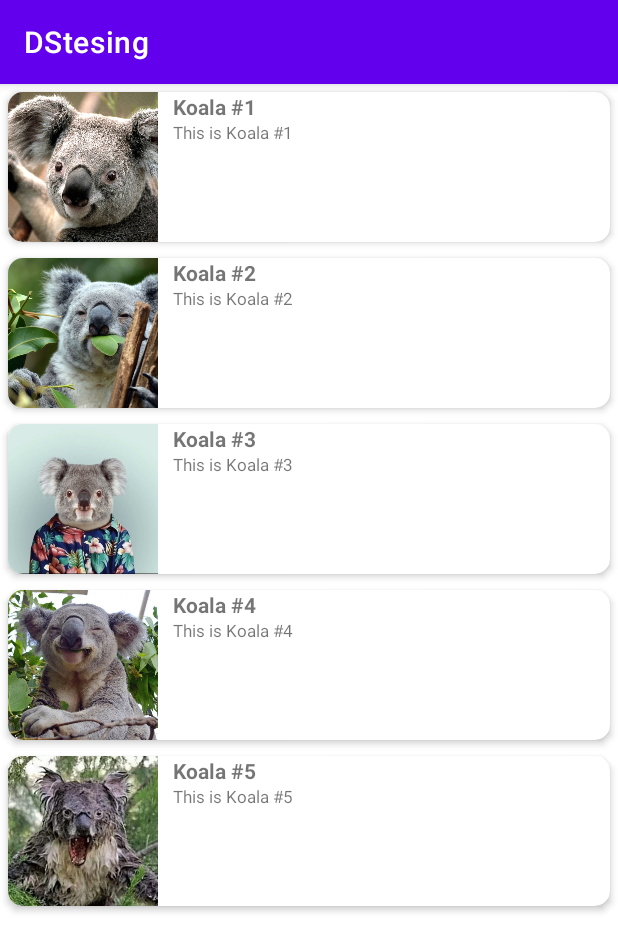
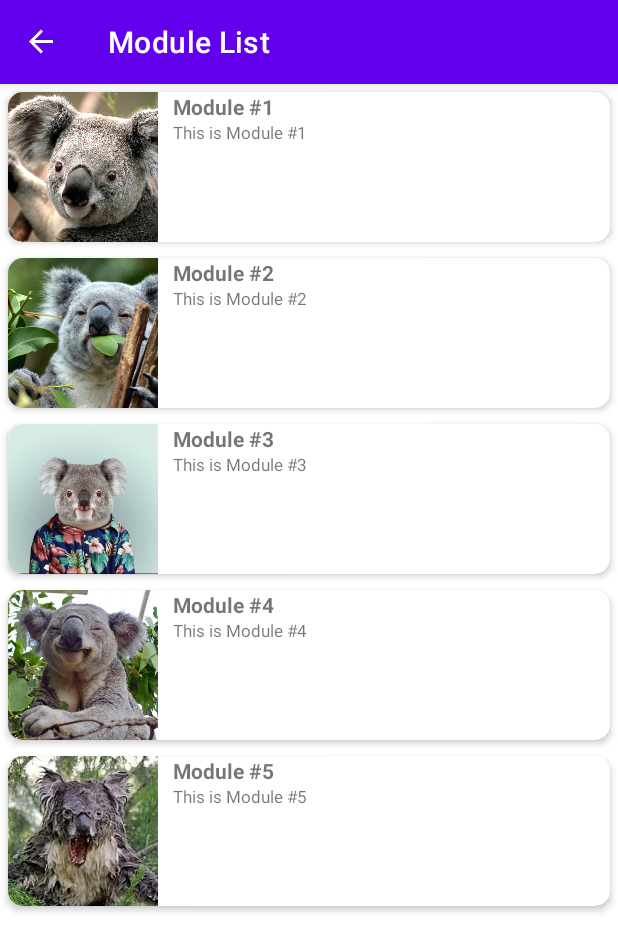
Before and after one commit to GeorgeKusenkov/DStesing, an Android app: the screen it shows after launch (MainActivity), after a tap on "BUTTON", on a phone screen of 412 x 824 dp. Shown: the top 951 px of the screen. Run offline under Robolectric (Android 15) with nearby library versions, the phone set to English and light mode, and no system bars; our stand-ins replace navigation-ui.

Commit message:
1. Add nav menu 2. Rename Koalas (((

```diff
--- a/app/src/main/java/com/example/dstesing/KoalaStorage.kt
+++ /dev/null
@@ -1,37 +0,0 @@
-package com.example.dstesing
-
-object KoalaStorage {
-    fun getKoalaList(): Array<Koala> {
-        return arrayOf(
-            Koala(
-                "Koala #1",
-                "This is Koala #1",
-                R.drawable.coala
-            ),
-
-            Koala(
-                "Koala #2",
-                "This is Koala #2",
-                R.drawable.coala2
-            ),
-
-            Koala(
-                "Koala #3",
-                "This is Koala #3",
-                R.drawable.coala3
-            ),
-
-            Koala(
-                "Koala #4",
-                "This is Koala #4",
-                R.drawable.coala4
-            ),
-
-            Koala(
-                "Koala #5",
-                "This is Koala #5",
-                R.drawable.coala5
-            )
-        )
-    }
-}
--- a/app/src/main/java/com/example/dstesing/MainActivity.kt
+++ b/app/src/main/java/com/example/dstesing/MainActivity.kt
@@ -4,13 +4,33 @@ import androidx.appcompat.app.AppCompatActivity
 import android.os.Bundle
 import android.util.Log
 import android.widget.Toast
+import androidx.drawerlayout.widget.DrawerLayout
 import androidx.fragment.app.Fragment
+import androidx.navigation.findNavController
+import androidx.navigation.ui.AppBarConfiguration
+import androidx.navigation.ui.NavigationUI
+import com.google.android.material.navigation.NavigationView
 
 class MainActivity : AppCompatActivity() {
+
+    private lateinit var drawerLayout: DrawerLayout
+    private lateinit var appBarConfiguration: AppBarConfiguration
 
     override fun onCreate(savedInstanceState: Bundle?) {
         super.onCreate(savedInstanceState)
         setContentView(R.layout.activity_main)
+
+        drawerLayout = findViewById(R.id.rec2)
+        var navView = findViewById<NavigationView>(R.id.navView)
+
+        val navController = this.findNavController(R.id.myNavHostFragment)
+        appBarConfiguration = AppBarConfiguration(navController.graph, drawerLayout)
+        NavigationUI.setupActionBarWithNavController(this, navController, drawerLayout)
+        NavigationUI.setupWithNavController(navView, navController)
     }
 
+    override fun onSupportNavigateUp(): Boolean {
+        val navController = this.findNavController(R.id.myNavHostFragment)
+        return NavigationUI.navigateUp(navController, appBarConfiguration)
+    }
 }
--- a/app/src/main/java/com/example/dstesing/Koala.kt
+++ b/app/src/main/java/com/example/dstesing/Module.kt
@@ -1,6 +1,6 @@
 package com.example.dstesing
 
-data class Koala (
+data class Module (
     val title: String,
     val details: String,
     val images: Int)
--- /dev/null
+++ b/app/src/main/java/com/example/dstesing/ModuleStorage.kt
@@ -0,0 +1,37 @@
+package com.example.dstesing
+
+object ModuleStorage {
+    fun getKoalaList(): Array<Module> {
+        return arrayOf(
+            Module(
+                "Module #1",
+                "This is Module #1",
+                R.drawable.coala
+            ),
+
+            Module(
+                "Module #2",
+                "This is Module #2",
+                R.drawable.coala2
+            ),
+
+            Module(
+                "Module #3",
+                "This is Module #3",
+                R.drawable.coala3
+            ),
+
+            Module(
+                "Module #4",
+                "This is Module #4",
+                R.drawable.coala4
+            ),
+
+            Module(
+                "Module #5",
+                "This is Module #5",
+                R.drawable.coala5
+            )
+        )
+    }
+}
--- a/app/src/main/java/com/example/dstesing/OnCardClickListener.kt
+++ b/app/src/main/java/com/example/dstesing/OnCardClickListener.kt
@@ -1,5 +1,5 @@
 package com.example.dstesing
 
 interface OnCardClickListener {
-    fun itemClick(koala: Koala, position: Int)
+    fun itemClick(module: Module, position: Int)
 }
--- a/app/src/main/java/com/example/dstesing/Adapters/RecyclerViewAdapter.kt
+++ b/app/src/main/java/com/example/dstesing/adapters/RecyclerViewAdapter.kt
@@ -1,4 +1,4 @@
-package com.example.dstesing.Adapters
+package com.example.dstesing.adapters
 
 import android.view.LayoutInflater
 import android.view.View
@@ -6,25 +6,26 @@ import android.view.ViewGroup
 import android.widget.ImageView
 import android.widget.TextView
 import androidx.recyclerview.widget.RecyclerView
-import com.example.dstesing.Koala
-import com.example.dstesing.KoalaStorage
+import com.example.dstesing.Module
+import com.example.dstesing.ModuleStorage
 import com.example.dstesing.OnCardClickListener
 import com.example.dstesing.R
 
-class RecyclerViewAdapter(private var tittle: List<String>, private var details: List<String>, private var images:List<Int>, private val itemClickListener: OnCardClickListener) :
-    RecyclerView.Adapter<RecyclerViewAdapter.ViewHolder>() {
+class RecyclerViewAdapter(private var tittle: List<String>,
+                          private var details: List<String>,
+                          private var images: List<Int>,
+                          private val itemClickListener: OnCardClickListener) : RecyclerView.Adapter<RecyclerViewAdapter.ViewHolder>() {
 
-        private val koalas = KoalaStorage.getKoalaList()
+        private val modules = ModuleStorage.getKoalaList()
 
             inner class ViewHolder(itemView: View) :  RecyclerView.ViewHolder(itemView) {
                 val itemTitle: TextView = itemView.findViewById(R.id.item_title)
                 val itemDetails: TextView = itemView.findViewById(R.id.item_detail)
                 val itemImage: ImageView = itemView.findViewById(R.id.item_image)
 
-                fun bind(koala: Koala, clickListener: OnCardClickListener)
-                {
+                fun bind(module: Module, clickListener: OnCardClickListener) {
                     itemView.setOnClickListener {
-                        clickListener.itemClick(koala, adapterPosition)
+                        clickListener.itemClick(module, adapterPosition)
                     }
                 }
             }
@@ -35,13 +36,13 @@ class RecyclerViewAdapter(private var tittle: List<String>, private var details:
     }
 
     override fun onBindViewHolder(holder: ViewHolder, position: Int) {
-        holder.itemImage.setImageResource(koalas[position].images)
-        holder.itemTitle.text = koalas[position].title
-        holder.itemDetails.text = koalas[position].details
+        holder.itemImage.setImageResource(modules[position].images)
+        holder.itemTitle.text = modules[position].title
+        holder.itemDetails.text = modules[position].details
 
-        val koala = koalas[position]
-        holder.bind(koala, itemClickListener)
+        val module = modules[position]
+        holder.bind(module, itemClickListener)
     }
 
-    override fun getItemCount() = koalas.size
+    override fun getItemCount() = modules.size
 }
--- a/app/src/main/java/com/example/dstesing/fragments/FragmentFour.kt
+++ /dev/null
@@ -1,60 +0,0 @@
-package com.example.dstesing.fragments
-
-import android.os.Bundle
-import androidx.fragment.app.Fragment
-import android.view.LayoutInflater
-import android.view.View
-import android.view.ViewGroup
-import com.example.dstesing.R
-
-// TODO: Rename parameter arguments, choose names that match
-// the fragment initialization parameters, e.g. ARG_ITEM_NUMBER
-private const val ARG_PARAM1 = "param1"
-private const val ARG_PARAM2 = "param2"
-
-/**
- * A simple [Fragment] subclass.
- * Use the [FragmentFour.newInstance] factory method to
- * create an instance of this fragment.
- */
-class FragmentFour : Fragment() {
-    // TODO: Rename and change types of parameters
-    private var param1: String? = null
-    private var param2: String? = null
-
-    override fun onCreate(savedInstanceState: Bundle?) {
-        super.onCreate(savedInstanceState)
-        arguments?.let {
-            param1 = it.getString(ARG_PARAM1)
-            param2 = it.getString(ARG_PARAM2)
-        }
-    }
-
-    override fun onCreateView(
-        inflater: LayoutInflater, container: ViewGroup?,
-        savedInstanceState: Bundle?
-    ): View? {
-        // Inflate the layout for this fragment
-        return inflater.inflate(R.layout.fragment_four, container, false)
-    }
-
-    companion object {
-        /**
-         * Use this factory method to create a new instance of
-         * this fragment using the provided parameters.
-         *
-         * @param param1 Parameter 1.
-         * @param param2 Parameter 2.
-         * @return A new instance of fragment FragmentFour.
-         */
-        // TODO: Rename and change types and number of parameters
-        @JvmStatic
-        fun newInstance(param1: String, param2: String) =
-            FragmentFour().apply {
-                arguments = Bundle().apply {
-                    putString(ARG_PARAM1, param1)
-                    putString(ARG_PARAM2, param2)
-                }
-            }
-    }
-}
--- a/app/src/main/java/com/example/dstesing/fragments/FragmentThree.kt
+++ b/app/src/main/java/com/example/dstesing/fragments/LessonsModule1Fragment.kt
@@ -7,12 +7,12 @@ import android.view.View
 import android.view.ViewGroup
 import com.example.dstesing.R
 
-class FragmentThree : Fragment() {
+class LessonsModule1Fragment : Fragment() {
 
     override fun onCreateView(inflater: LayoutInflater, container: ViewGroup?,
                               savedInstanceState: Bundle?): View? {
         // Inflate the layout for this fragment
-        return inflater.inflate(R.layout.fragment_three, container, false)
+        return inflater.inflate(R.layout.fragment_module1_lessons, container, false)
     }
 
 }
--- a/app/src/main/java/com/example/dstesing/fragments/FragmentOne.kt
+++ b/app/src/main/java/com/example/dstesing/fragments/LessonsModule2Fragment.kt
@@ -5,26 +5,15 @@ import androidx.fragment.app.Fragment
 import android.view.LayoutInflater
 import android.view.View
 import android.view.ViewGroup
-import android.widget.Button
-import androidx.navigation.findNavController
 import com.example.dstesing.R
 
-class FragmentOne : Fragment() {
+class LessonsModule2Fragment : Fragment() {
 
     override fun onCreateView(
         inflater: LayoutInflater, container: ViewGroup?,
         savedInstanceState: Bundle?
     ): View? {
-        var binding = inflater.inflate(R.layout.fragment_one,container,false)
-
-        val button = binding.findViewById<Button>(R.id.button)
-
-        button.setOnClickListener{view: View ->
-            view.findNavController().navigate(R.id.action_fragmentOne_to_fragmentTwo)
-        }
-        return binding
         // Inflate the layout for this fragment
-
+        return inflater.inflate(R.layout.fragment_module2_lessons, container, false)
     }
-
 }
--- /dev/null
+++ b/app/src/main/java/com/example/dstesing/fragments/MainFragment.kt
@@ -0,0 +1,30 @@
+package com.example.dstesing.fragments
+
+import android.os.Bundle
+import androidx.fragment.app.Fragment
+import android.view.LayoutInflater
+import android.view.View
+import android.view.ViewGroup
+import android.widget.Button
+import androidx.navigation.findNavController
+import com.example.dstesing.R
+
+class MainFragment : Fragment() {
+
+    override fun onCreateView(
+        inflater: LayoutInflater, container: ViewGroup?,
+        savedInstanceState: Bundle?
+    ): View? {
+        var binding = inflater.inflate(R.layout.fragment_main,container,false)
+
+        val button = binding.findViewById<Button>(R.id.button)
+
+        button.setOnClickListener{view: View ->
+            view.findNavController().navigate(R.id.action_mainFragment_to_moduleFragment)
+        }
+        return binding
+        // Inflate the layout for this fragment
+
+    }
+
+}
--- a/app/src/main/java/com/example/dstesing/fragments/FragmentTwo.kt
+++ b/app/src/main/java/com/example/dstesing/fragments/ModuleFragment.kt
@@ -5,16 +5,15 @@ import androidx.fragment.app.Fragment
 import android.view.LayoutInflater
 import android.view.View
 import android.view.ViewGroup
-import android.widget.Toast
 import androidx.navigation.fragment.findNavController
 import androidx.recyclerview.widget.LinearLayoutManager
 import androidx.recyclerview.widget.RecyclerView
-import com.example.dstesing.Koala
+import com.example.dstesing.Module
 import com.example.dstesing.OnCardClickListener
 import com.example.dstesing.R
-import com.example.dstesing.Adapters.RecyclerViewAdapter
+import com.example.dstesing.adapters.RecyclerViewAdapter
 
-class FragmentTwo : Fragment(), OnCardClickListener {
+class ModuleFragment : Fragment(), OnCardClickListener {
 
     private var titleList = mutableListOf<String>()
     private var detailsList = mutableListOf<String>()
@@ -25,28 +24,24 @@ class FragmentTwo : Fragment(), OnCardClickListener {
 
     override fun onCreateView(inflater: LayoutInflater, container: ViewGroup?,
                               savedInstanceState: Bundle?): View? {
-        val binding = inflater.inflate(R.layout.fragment_two,container,false)
+        val binding = inflater.inflate(R.layout.fragment_module,container,false)
 
+//Настраиваем Recycler View. Назначаем адаптер, находим список и говорим как мы бдем отображать данные
         val recyclerView = binding.findViewById<RecyclerView>(R.id.recycler_view)
-
         layoutManager = LinearLayoutManager(context)
         recyclerView.layoutManager = layoutManager
-
         adapter = RecyclerViewAdapter(titleList, detailsList, imageList, this)
         recyclerView.adapter = adapter
 
         return binding
     }
 
-    override fun itemClick(koala: Koala, position: Int) {
-
+    //Функция навигации по RecyclerView
+    override fun itemClick(module: Module, position: Int) {
         when(position) {
-            0 -> findNavController().navigate(R.id.action_fragmentTwo_to_fragmentThree)
-            1 -> findNavController().navigate(R.id.action_fragmentTwo_to_fragmentFour)
+            0 -> findNavController().navigate(R.id.action_moduleFragment_to_LessonsModule1Fragment)
+            1 -> findNavController().navigate(R.id.action_moduleFragment_to_LessonsModule2Fragment)
         }
-
-        Toast.makeText(context,"Koala name $position", Toast.LENGTH_SHORT).show()
+//        Toast.makeText(context,"Koala name $position", Toast.LENGTH_SHORT).show()
     }
-
-
 }
--- a/app/src/main/res/layout/activity_main.xml
+++ b/app/src/main/res/layout/activity_main.xml
@@ -1,5 +1,5 @@
 <?xml version="1.0" encoding="utf-8"?>
-<androidx.constraintlayout.widget.ConstraintLayout xmlns:android="http://schemas.android.com/apk/res/android"
+<androidx.drawerlayout.widget.DrawerLayout xmlns:android="http://schemas.android.com/apk/res/android"
     xmlns:app="http://schemas.android.com/apk/res-auto"
     xmlns:tools="http://schemas.android.com/tools"
     android:id="@+id/rec2"
@@ -22,4 +22,12 @@
             app:navGraph="@navigation/navigation"
             app:defaultNavHost="true"/>
     </FrameLayout>
-</androidx.constraintlayout.widget.ConstraintLayout>
+
+    <com.google.android.material.navigation.NavigationView
+        android:id="@+id/navView"
+        android:layout_width="wrap_content"
+        android:layout_height="match_parent"
+        android:layout_gravity="start"
+        app:menu="@menu/navdrawer_menu" />
+
+</androidx.drawerlayout.widget.DrawerLayout>
--- a/app/src/main/res/layout/fragment_four.xml
+++ b/app/src/main/res/layout/fragment_main.xml
@@ -3,13 +3,12 @@
     xmlns:tools="http://schemas.android.com/tools"
     android:layout_width="match_parent"
     android:layout_height="match_parent"
-    tools:context=".fragments.FragmentFour">
+    tools:context=".fragments.MainFragment">
 
-    <TextView
-        android:layout_width="match_parent"
-        android:layout_height="match_parent"
-        android:textSize="50sp"
-        android:text="KOALA 2"
-        android:gravity="center"/>
-
+    <Button
+        android:id="@+id/button"
+        android:layout_width="wrap_content"
+        android:layout_height="wrap_content"
+        android:text="Button"
+        android:layout_gravity="center"/>
 </FrameLayout>
--- a/app/src/main/res/layout/fragment_two.xml
+++ b/app/src/main/res/layout/fragment_module.xml
@@ -5,7 +5,7 @@
     android:layout_width="match_parent"
     android:layout_height="match_parent"
     xmlns:app="http://schemas.android.com/apk/res-auto"
-    tools:context=".fragments.FragmentTwo">
+    tools:context=".fragments.ModuleFragment">
 
     <androidx.recyclerview.widget.RecyclerView
         android:id="@+id/recycler_view"
--- /dev/null
+++ b/app/src/main/res/layout/fragment_module1_lessons.xml
@@ -0,0 +1,15 @@
+<?xml version="1.0" encoding="utf-8"?>
+<FrameLayout xmlns:android="http://schemas.android.com/apk/res/android"
+    xmlns:tools="http://schemas.android.com/tools"
+    android:layout_width="match_parent"
+    android:layout_height="match_parent"
+    tools:context=".fragments.LessonsModule1Fragment">
+
+    <!-- TODO: Update blank fragment layout -->
+    <TextView
+        android:layout_width="match_parent"
+        android:layout_height="match_parent"
+        android:textSize="50sp"
+        android:text="Module 1\n List of Lessons"
+        android:gravity="center"/>
+</FrameLayout>
--- a/app/src/main/res/layout/fragment_three.xml
+++ b/app/src/main/res/layout/fragment_module2_lessons.xml
@@ -3,14 +3,13 @@
     xmlns:tools="http://schemas.android.com/tools"
     android:layout_width="match_parent"
     android:layout_height="match_parent"
-    tools:context=".fragments.FragmentThree">
+    tools:context=".fragments.LessonsModule2Fragment">
 
-    <!-- TODO: Update blank fragment layout -->
     <TextView
         android:layout_width="match_parent"
         android:layout_height="match_parent"
         android:textSize="50sp"
-        android:text="KOALA 1"
+        android:text="Module 2\n List of Lessons"
         android:gravity="center"/>
 
 </FrameLayout>
--- a/app/src/main/res/layout/fragment_one.xml
+++ /dev/null
@@ -1,14 +0,0 @@
-<?xml version="1.0" encoding="utf-8"?>
-<FrameLayout xmlns:android="http://schemas.android.com/apk/res/android"
-    xmlns:tools="http://schemas.android.com/tools"
-    android:layout_width="match_parent"
-    android:layout_height="match_parent"
-    tools:context=".fragments.FragmentOne">
-
-    <Button
-        android:id="@+id/button"
-        android:layout_width="wrap_content"
-        android:layout_height="wrap_content"
-        android:text="Button"
-        android:layout_gravity="center"/>
-</FrameLayout>
--- /dev/null
+++ b/app/src/main/res/menu/navdrawer_menu.xml
@@ -0,0 +1,13 @@
+<?xml version="1.0" encoding="utf-8"?>
+<menu xmlns:android="http://schemas.android.com/apk/res/android">
+
+    <item
+        android:id="@+id/lessonsModule1Fragment"
+        android:title="Lessons 1" />
+    <item
+        android:id="@+id/lessonsModule2Fragment"
+        android:title="Lessons 2" />
+    <item
+        android:id="@+id/moduleFragment"
+        android:title="Module List" />
+</menu>
--- a/app/src/main/res/navigation/navigation.xml
+++ b/app/src/main/res/navigation/navigation.xml
@@ -3,37 +3,37 @@
     xmlns:app="http://schemas.android.com/apk/res-auto"
     xmlns:tools="http://schemas.android.com/tools"
     android:id="@+id/navigation"
-    app:startDestination="@id/fragmentOne">
+    app:startDestination="@id/mainFragment">
 
     <fragment
-        android:id="@+id/fragmentOne"
-        android:name="com.example.dstesing.fragments.FragmentOne"
-        android:label="fragment_one"
-        tools:layout="@layout/fragment_one" >
+        android:id="@+id/mainFragment"
+        android:name="com.example.dstesing.fragments.MainFragment"
+        android:label="Main Fragment"
+        tools:layout="@layout/fragment_main">
         <action
-            android:id="@+id/action_fragmentOne_to_fragmentTwo"
-            app:destination="@id/fragmentTwo" />
+            android:id="@+id/action_mainFragment_to_moduleFragment"
+            app:destination="@id/moduleFragment" />
     </fragment>
     <fragment
-        android:id="@+id/fragmentTwo"
-        android:name="com.example.dstesing.fragments.FragmentTwo"
-        android:label="fragment_two"
-        tools:layout="@layout/fragment_two" >
+        android:id="@+id/moduleFragment"
+        android:name="com.example.dstesing.fragments.ModuleFragment"
+        android:label="Module List"
+        tools:layout="@layout/fragment_module">
         <action
-            android:id="@+id/action_fragmentTwo_to_fragmentThree"
-            app:destination="@id/fragmentThree" />
+            android:id="@+id/action_moduleFragment_to_LessonsModule1Fragment"
+            app:destination="@id/lessonsModule1Fragment" />
         <action
-            android:id="@+id/action_fragmentTwo_to_fragmentFour"
-            app:destination="@id/fragmentFour" />
+            android:id="@+id/action_moduleFragment_to_LessonsModule2Fragment"
+            app:destination="@id/lessonsModule2Fragment" />
     </fragment>
     <fragment
-        android:id="@+id/fragmentThree"
-        android:name="com.example.dstesing.fragments.FragmentThree"
-        android:label="fragment_three"
-        tools:layout="@layout/fragment_three" />
+        android:id="@+id/lessonsModule1Fragment"
+        android:name="com.example.dstesing.fragments.LessonsModule1Fragment"
+        android:label="Lessons Module 1"
+        tools:layout="@layout/fragment_module1_lessons" />
     <fragment
-        android:id="@+id/fragmentFour"
-        android:name="com.example.dstesing.fragments.FragmentFour"
+        android:id="@+id/lessonsModule2Fragment"
+        android:name="com.example.dstesing.fragments.LessonsModule2Fragment"
         android:label="fragment_four"
-        tools:layout="@layout/fragment_four" />
+        tools:layout="@layout/fragment_module2_lessons" />
 </navigation>
```
